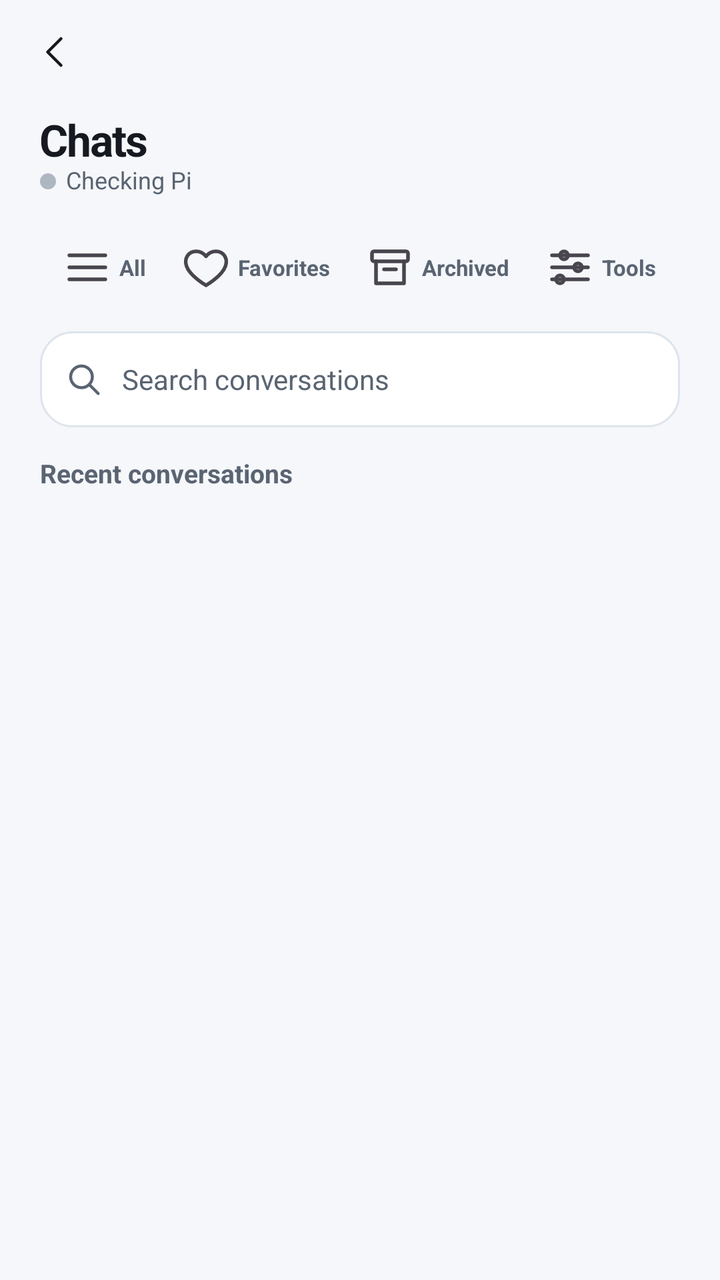
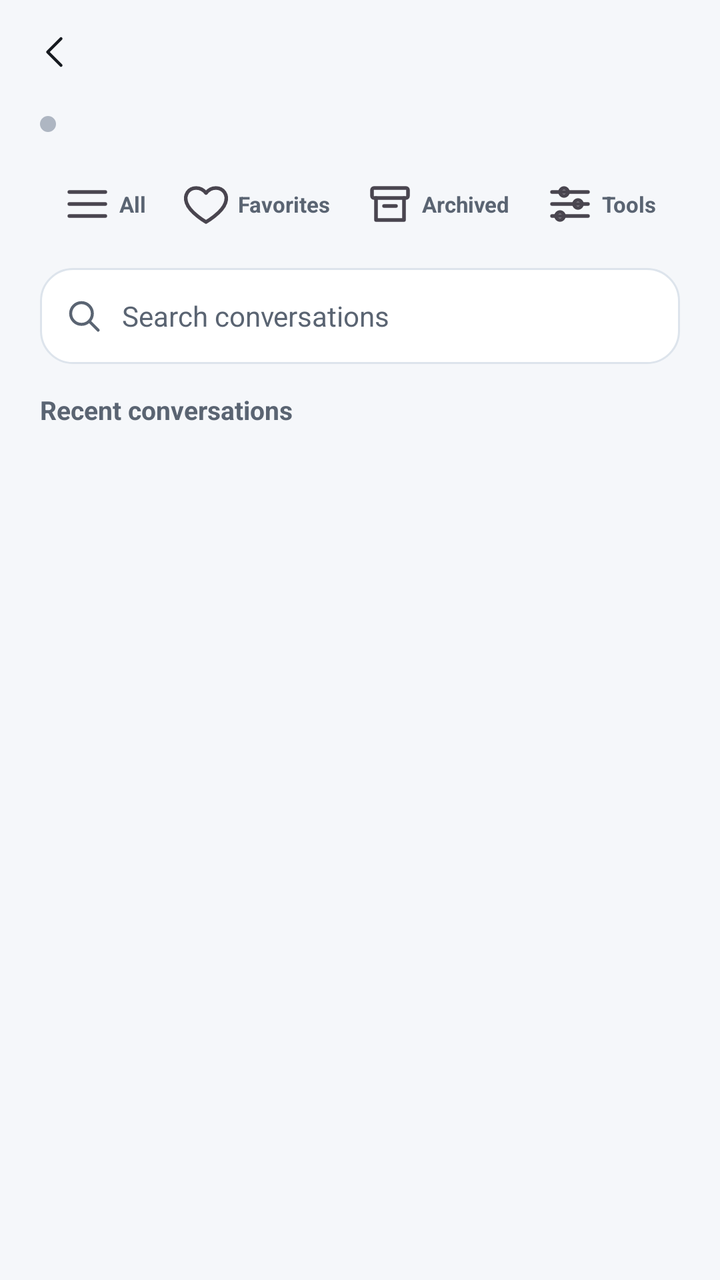

Two renders of the same Android screen: before a commit and after it. Below are the layout's source before the change and the commit's diff.
<!-- AndroidManifest.xml: application theme Theme.Csync -->
<!-- res/layout/page_chat.xml -->
<?xml version="1.0" encoding="utf-8"?>
<LinearLayout xmlns:android="http://schemas.android.com/apk/res/android"
    xmlns:app="http://schemas.android.com/apk/res-auto"
    android:layout_width="match_parent"
    android:layout_height="match_parent"
    android:orientation="vertical"
    android:background="@color/bg">

    <include android:id="@+id/chat_top" layout="@layout/kit_page_top"/>

    
    <LinearLayout
        android:layout_width="match_parent"
        android:layout_height="wrap_content"
        android:orientation="horizontal"
        android:gravity="center_vertical"
        android:paddingStart="@dimen/kit_gutter" android:paddingEnd="12dp"
        android:paddingTop="6dp" android:paddingBottom="4dp">
        <TextView android:id="@+id/chat_back"
            android:layout_width="48dp" android:layout_height="48dp"
            android:gravity="center" android:text=""
            android:drawableStart="@drawable/csi_back" android:drawableTint="@color/text"
            android:contentDescription="Back to conversations"
            android:textColor="@color/text" android:visibility="gone"
            android:background="?attr/selectableItemBackgroundBorderless"/>
        <LinearLayout android:layout_width="0dp" android:layout_weight="1" android:layout_height="wrap_content"
            android:orientation="vertical">
            <LinearLayout android:layout_width="match_parent" android:layout_height="wrap_content"
                android:orientation="horizontal" android:gravity="center_vertical">
                <TextView android:id="@+id/chat_title"
                    android:layout_width="0dp" android:layout_weight="1" android:layout_height="wrap_content"
                    style="@style/Kit.Text.PageTitle" android:text="Chats"/>
                <EditText android:id="@+id/chat_title_edit"
                    android:layout_width="0dp" android:layout_weight="1" android:layout_height="wrap_content"
                    android:singleLine="true" android:imeOptions="actionDone" android:visibility="gone"
                    android:textSize="22sp" android:textStyle="bold" android:textColor="@color/text"/>
                <ImageView android:id="@+id/chat_edit"
                    android:layout_width="48dp" android:layout_height="48dp" android:padding="14dp"
                    android:src="@drawable/csi_edit" app:tint="@color/dim"
                    android:contentDescription="Edit conversation title" android:visibility="gone"
                    android:background="?attr/selectableItemBackgroundBorderless"/>
                <ImageView android:id="@+id/chat_favorite"
                    android:layout_width="48dp" android:layout_height="48dp" android:padding="14dp"
                    android:src="@drawable/csi_favorite" app:tint="@color/dim"
                    android:contentDescription="Favorite conversation" android:visibility="gone"
                    android:background="?attr/selectableItemBackgroundBorderless"/>
                <ImageView android:id="@+id/chat_archive"
                    android:layout_width="48dp" android:layout_height="48dp" android:padding="14dp"
                    android:src="@drawable/csi_archive" app:tint="@color/dim"
                    android:contentDescription="Archive conversation" android:visibility="gone"
                    android:background="?attr/selectableItemBackgroundBorderless"/>
            </LinearLayout>
            <LinearLayout android:layout_width="match_parent" android:layout_height="wrap_content"
                android:orientation="horizontal" android:gravity="center_vertical">
                <View android:id="@+id/chat_presence_dot" android:layout_width="8dp"
                    android:layout_height="8dp" android:layout_marginEnd="5dp"
                    android:background="@drawable/dot_circle"/>
                <TextView android:id="@+id/chat_subtitle"
                    android:layout_width="wrap_content" android:layout_height="wrap_content"
                    style="@style/Kit.Text.PageSub" android:text="Checking Pi"/>
            </LinearLayout>
        </LinearLayout>
    </LinearLayout>

    
    <LinearLayout
        android:id="@+id/chat_filterbar"
        android:layout_width="match_parent"
        android:layout_height="wrap_content"
        android:orientation="vertical"
        android:paddingStart="@dimen/kit_gutter" android:paddingEnd="@dimen/kit_gutter"
        android:paddingTop="8dp" android:paddingBottom="0dp">
        <HorizontalScrollView android:layout_width="match_parent" android:layout_height="wrap_content"
            android:fillViewport="true" android:scrollbars="none">
        <LinearLayout android:layout_width="wrap_content" android:layout_height="wrap_content"
            android:orientation="horizontal" android:gravity="center">
            <TextView android:id="@+id/chat_filter_all" style="@style/CsyncChatTab"
                android:drawableStart="@drawable/csi_menu" android:drawablePadding="4dp"
                android:text="All"/>
            <TextView android:id="@+id/chat_toggle_fav" style="@style/CsyncChatTab"
                android:drawableStart="@drawable/csi_favorite" android:drawablePadding="4dp"
                android:text="Favorites"/>
            <TextView android:id="@+id/chat_toggle_archived" style="@style/CsyncChatTab"
                android:drawableStart="@drawable/csi_archive" android:drawablePadding="4dp"
                android:text="Archived"/>
            <TextView android:id="@+id/chat_filter_tools" style="@style/CsyncChatTab"
                android:drawableStart="@drawable/csi_tools" android:drawablePadding="4dp"
                android:text="Tools"/>
        </LinearLayout>
        </HorizontalScrollView>
        <LinearLayout android:id="@+id/chat_search_wrap"
            android:layout_width="match_parent" android:layout_height="48dp"
            android:layout_marginTop="8dp" android:gravity="center_vertical"
            android:paddingStart="12dp" android:paddingEnd="10dp"
            android:background="@drawable/card_bg">
            <ImageView android:layout_width="20dp" android:layout_height="20dp"
                android:src="@drawable/csi_search" app:tint="@color/dim"
                android:importantForAccessibility="no"/>
            <EditText android:id="@+id/chat_search"
                android:layout_width="0dp" android:layout_weight="1" android:layout_height="match_parent"
                android:layout_marginStart="9dp" android:background="@android:color/transparent"
                android:hint="Search conversations" android:textSize="14sp" android:maxLines="1"
                android:inputType="text" android:textColor="@color/text" android:textColorHint="@color/dim"/>
        </LinearLayout>
    </LinearLayout>

    
    <ScrollView
        android:id="@+id/chat_history"
        android:layout_width="match_parent"
        android:layout_height="0dp"
        android:layout_weight="1"
        android:paddingStart="@dimen/kit_gutter" android:paddingEnd="@dimen/kit_gutter">
        <LinearLayout android:layout_width="match_parent" android:layout_height="wrap_content"
            android:orientation="vertical">
        <TextView android:id="@+id/chat_recent_heading" style="@style/Kit.Text.Section"
            android:layout_width="match_parent" android:layout_height="wrap_content"
            android:layout_marginTop="16dp" android:layout_marginBottom="8dp"
            android:text="Recent conversations"/>
        <LinearLayout
            android:id="@+id/chat_history_list"
            android:layout_width="match_parent"
            android:layout_height="wrap_content"
            android:orientation="vertical"/>
        <LinearLayout android:id="@+id/chat_tools_list"
            android:layout_width="match_parent" android:layout_height="wrap_content"
            android:orientation="vertical" android:visibility="gone"/>
        </LinearLayout>
    </ScrollView>

    
    <LinearLayout
        android:id="@+id/chat_convo"
        android:layout_width="match_parent"
        android:layout_height="0dp"
        android:layout_weight="1"
        android:orientation="vertical"
        android:visibility="gone">

        <ScrollView
            android:id="@+id/chat_scroll"
            android:layout_width="match_parent"
            android:layout_height="0dp"
            android:layout_weight="1"
            android:paddingStart="14dp" android:paddingEnd="14dp"
            android:paddingTop="4dp" android:paddingBottom="6dp">
            <LinearLayout
                android:id="@+id/chat_list"
                android:layout_width="match_parent"
                android:layout_height="wrap_content"
                android:orientation="vertical"
                android:paddingTop="0dp"
                android:paddingBottom="8dp"/>
        </ScrollView>

        
        <LinearLayout
            android:layout_width="match_parent"
            android:layout_height="wrap_content"
            android:orientation="vertical"
            android:background="@color/bg">
            <HorizontalScrollView android:layout_width="match_parent" android:layout_height="wrap_content"
                android:scrollbars="none" android:paddingStart="8dp" android:paddingEnd="8dp">
                <com.google.android.material.chip.ChipGroup android:id="@+id/chat_attachments"
                    android:layout_width="wrap_content" android:layout_height="wrap_content"
                    app:singleLine="true" android:visibility="gone"/>
            </HorizontalScrollView>
            <FrameLayout
                android:id="@+id/chat_expand"
                android:layout_width="match_parent"
                android:layout_height="18dp"
                android:visibility="gone">
                <View android:layout_width="36dp" android:layout_height="4dp"
                    android:layout_gravity="center" android:background="@drawable/kit_handle"/>
            </FrameLayout>
            <LinearLayout
                android:layout_width="match_parent"
                android:layout_height="wrap_content"
                android:orientation="horizontal"
                android:gravity="center_vertical"
                android:paddingStart="8dp" android:paddingEnd="8dp"
                android:paddingTop="6dp" android:paddingBottom="6dp">
                <ImageView
                    android:id="@+id/chat_attach"
                    android:layout_width="40dp" android:layout_height="40dp"
                    android:layout_marginEnd="6dp" android:padding="10dp"
                    android:src="@drawable/csi_plus" app:tint="@color/text"
                    android:contentDescription="Add to message"
                    android:background="@drawable/kit_action_bg"/>
                <EditText
                    android:id="@+id/chat_input"
                    android:layout_width="0dp"
                    android:layout_height="wrap_content" android:minHeight="44dp"
                    android:layout_weight="1"
                    android:hint="Message the Pi" android:paddingStart="12dp" android:paddingEnd="12dp"
                    android:paddingTop="10dp" android:paddingBottom="10dp"
                    android:background="@drawable/card_bg"
                    android:gravity="top|start"
                    android:inputType="textMultiLine|textCapSentences"
                    android:minLines="1"
                    android:maxLines="1"
                    android:scrollbars="vertical"
                    android:textSize="14sp"
                    android:textColor="@color/text"
                    android:textColorHint="@color/dim"/>
                <ImageView
                    android:id="@+id/chat_send"
                    android:layout_width="44dp" android:layout_height="44dp"
                    android:layout_marginStart="6dp" android:padding="12dp"
                    android:src="@drawable/csi_send" app:tint="@color/onAccent"
                    android:contentDescription="Send message"
                    android:background="@drawable/chat_send_bg"/>
            </LinearLayout>
        </LinearLayout>
    </LinearLayout>
</LinearLayout>
<!-- res/layout/kit_page_top.xml (included above) -->
<?xml version="1.0" encoding="utf-8"?>
<LinearLayout xmlns:android="http://schemas.android.com/apk/res/android"
    xmlns:app="http://schemas.android.com/apk/res-auto"
    android:id="@+id/kit_top"
    android:layout_width="match_parent" android:layout_height="@dimen/kit_top_height"
    android:orientation="horizontal" android:gravity="center_vertical"
    android:paddingStart="4dp" android:paddingEnd="4dp" android:background="@color/bg">
    <ImageView android:id="@+id/kit_back"
        android:layout_width="48dp" android:layout_height="48dp" android:padding="14dp"
        android:src="@drawable/csi_back" app:tint="@color/text"
        android:contentDescription="Back"
        android:background="?attr/selectableItemBackgroundBorderless"/>
    <HorizontalScrollView android:id="@+id/kit_crumbs_scroll"
        android:layout_width="0dp" android:layout_weight="1" android:layout_height="match_parent"
        android:scrollbars="none" android:overScrollMode="never">
        <LinearLayout android:id="@+id/kit_crumbs"
            android:layout_width="wrap_content" android:layout_height="match_parent"
            android:orientation="horizontal" android:gravity="center_vertical"/>
    </HorizontalScrollView>
    <LinearLayout android:id="@+id/kit_actions"
        android:layout_width="wrap_content" android:layout_height="match_parent"
        android:orientation="horizontal" android:gravity="center_vertical"/>
</LinearLayout>
<!-- resources referenced by this layout -->
<resources>
  <color name="bg">#F5F7FA</color>
  <color name="dim">#5A6472</color>
  <color name="onAccent">#FFFFFF</color>
  <color name="text">#161A20</color>
  <dimen name="kit_gutter">20dp</dimen>
  <dimen name="kit_top_height">52dp</dimen>
  <!-- drawable card_bg (drawable) -->
  <?xml version="1.0" encoding="utf-8"?>
  <shape xmlns:android="http://schemas.android.com/apk/res/android" android:shape="rectangle">
      <solid android:color="@color/surface"/>
      <corners android:radius="16dp"/>
      <stroke android:width="1dp" android:color="@color/border"/>
  </shape>
  <!-- drawable chat_send_bg (drawable) -->
  <shape xmlns:android="http://schemas.android.com/apk/res/android">
      <solid android:color="?attr/colorPrimary"/>
      <corners android:radius="14dp"/>
  </shape>
  <!-- drawable dot_circle (drawable) -->
  <?xml version="1.0" encoding="utf-8"?>
  <shape xmlns:android="http://schemas.android.com/apk/res/android" android:shape="oval">
      <solid android:color="@color/offline"/>
      <size android:width="10dp" android:height="10dp"/>
  </shape>
  <!-- drawable kit_action_bg (drawable) -->
  <?xml version="1.0" encoding="utf-8"?>
  <ripple xmlns:android="http://schemas.android.com/apk/res/android" android:color="?attr/colorControlHighlight">
      <item>
          <shape android:shape="rectangle">
              <corners android:radius="10dp"/>
              <stroke android:width="1dp" android:color="@color/border"/>
          </shape>
      </item>
  </ripple>
  <!-- drawable kit_handle (drawable) -->
  <?xml version="1.0" encoding="utf-8"?>
  <shape xmlns:android="http://schemas.android.com/apk/res/android" android:shape="rectangle">
      <solid android:color="@color/border"/>
      <corners android:radius="2dp"/>
  </shape>
  <style name="Kit.Text.PageSub">
          <item name="android:textSize">12sp</item>
          <item name="android:textColor">@color/dim</item>
          <item name="android:lineSpacingMultiplier">1.2</item>
      </style>
  <style name="Kit.Text.PageTitle">
          <item name="android:textSize">22sp</item>
          <item name="android:textStyle">bold</item>
          <item name="android:letterSpacing">-0.03</item>
      </style>
  <style name="Kit.Text.Section">
          <item name="android:textSize">13sp</item>
          <item name="android:textStyle">bold</item>
          <item name="android:textColor">@color/dim</item>
          <item name="android:textAllCaps">false</item>
      </style>
  <style name="Theme.Csync" parent="Theme.Material3.DayNight.NoActionBar">
          <item name="colorPrimary">@color/coral</item>
          <item name="colorOnPrimary">@color/onAccent</item>
          <item name="android:colorBackground">@color/bg</item>
          <item name="colorSurface">@color/surface</item>
          <item name="colorOnSurface">@color/text</item>
          <item name="colorOnBackground">@color/text</item>
          <item name="android:statusBarColor">@color/bg</item>
          <item name="android:navigationBarColor">@color/surface</item>
          <item name="android:windowLightStatusBar" tools:targetApi="m">true</item>
          <item name="android:windowSplashScreenBackground" tools:targetApi="s">@color/splash_bg</item>
          <item name="android:windowSplashScreenAnimatedIcon" tools:targetApi="s">@drawable/splash_icon</item>
          <item name="android:windowSplashScreenIconBackgroundColor" tools:targetApi="s">@color/splash_bg</item>
      </style>
  <color name="surface">#FFFFFF</color>
  <color name="border">#DDE4EC</color>
  <color name="offline">#AEB6C2</color>
  <color name="coral">#E4572E</color>
  <color name="splash_bg">#0F1216</color>
  <!-- unchanged entries left out for length: 11 -->
</resources>

<!-- the commit's change to res/layout/page_chat.xml (unified diff, before → after) -->
@@ -198,7 +198,7 @@
                     android:gravity="top|start"
                     android:inputType="textMultiLine|textCapSentences"
                     android:minLines="1"
-                    android:maxLines="1"
+                    android:maxLines="6"
                     android:scrollbars="vertical"
                     android:textSize="14sp"
                     android:textColor="@color/text"
<!-- resource entries referenced after the edit -->
@@ -41,11 +41,13 @@
       <corners android:radius="2dp"/>
   </shape>
   <style name="Kit.Text.PageSub">
+          <item name="android:visibility">gone</item>
           <item name="android:textSize">12sp</item>
           <item name="android:textColor">@color/dim</item>
           <item name="android:lineSpacingMultiplier">1.2</item>
       </style>
   <style name="Kit.Text.PageTitle">
+          <item name="android:visibility">gone</item>
           <item name="android:textSize">22sp</item>
           <item name="android:textStyle">bold</item>
           <item name="android:letterSpacing">-0.03</item>
@@ -65,6 +67,8 @@
           <item name="colorOnBackground">@color/text</item>
           <item name="android:statusBarColor">@color/bg</item>
           <item name="android:navigationBarColor">@color/surface</item>
+          
+          <item name="android:windowAnimationStyle">@null</item>
           <item name="android:windowLightStatusBar" tools:targetApi="m">true</item>
           <item name="android:windowSplashScreenBackground" tools:targetApi="s">@color/splash_bg</item>
           <item name="android:windowSplashScreenAnimatedIcon" tools:targetApi="s">@drawable/splash_icon</item>
